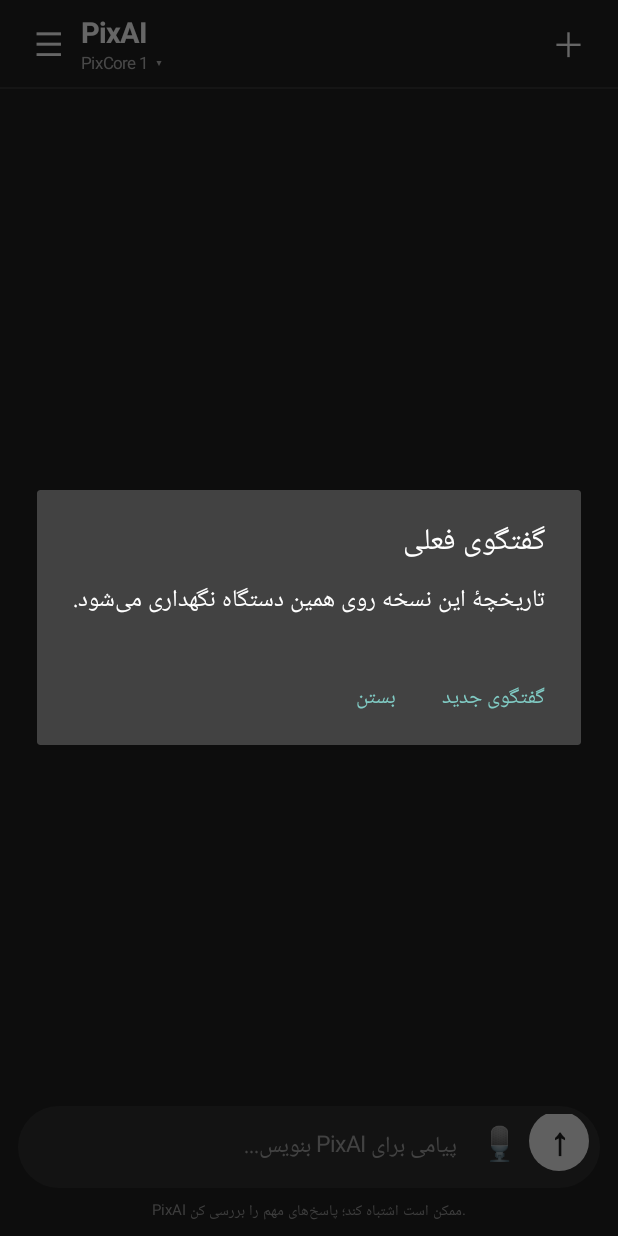
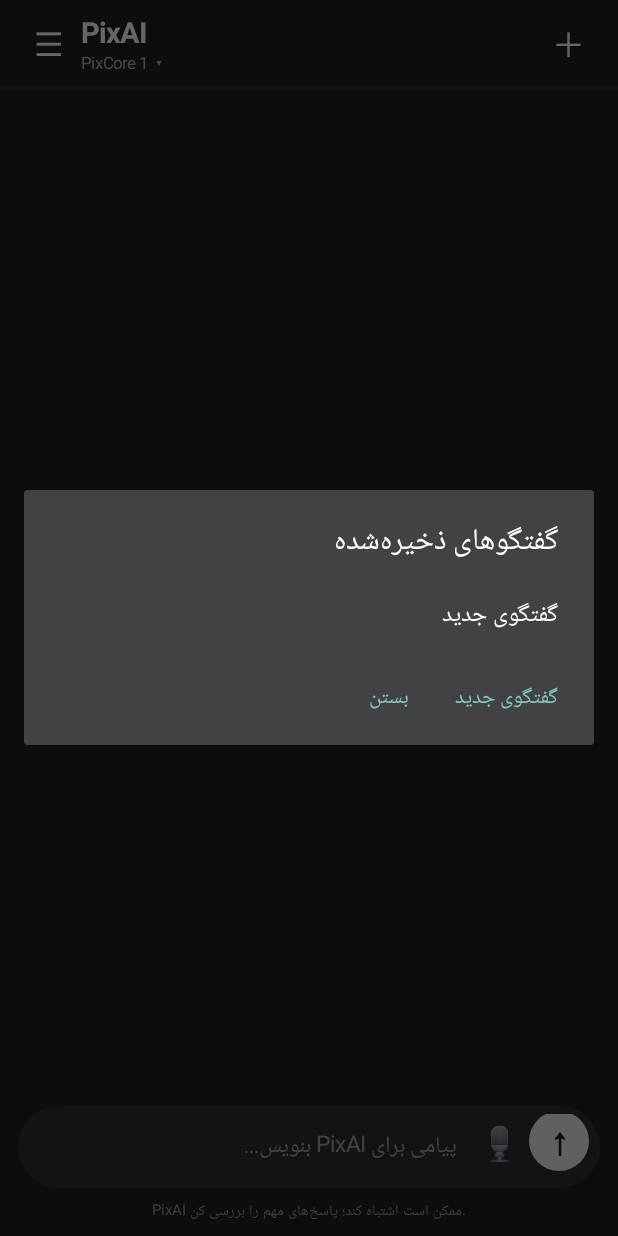
Before and after one commit to kourosh139672-ui/aipix, an Android app: the screen it shows after launch (MainActivity), after a tap on an icon or button, on a phone screen of 412 x 824 dp. Run offline under Robolectric (Android 15) with nearby library versions, the phone set to English and light mode, and no system bars.

Commit message:
Fix persistent multi-conversation chat history

```diff
--- a/android/app/src/main/java/com/pixai/app/MainActivity.java
+++ b/android/app/src/main/java/com/pixai/app/MainActivity.java
@@ -37,6 +37,8 @@ public class MainActivity extends Activity {
     private static final String SYSTEM = "تو PixAI هستی، دستیار فارسی‌زبان PixCore 1. به فارسی روان، دقیق و طبیعی پاسخ بده. از تاریخچه همین گفتگو استفاده کن. اگر ابزاری در دسترس نیست، صادقانه بگو و ادعای موفقیت نکن.";
     private final ExecutorService executor = Executors.newSingleThreadExecutor();
     private final ArrayList<JSONObject> history = new ArrayList<>();
+    private final ArrayList<JSONObject> conversations = new ArrayList<>();
+    private String currentConversationId;
     private String clientId;
     private LinearLayout root, messageList;
     private ScrollView scroll;
@@ -387,18 +389,43 @@ public class MainActivity extends Activity {
 
     private void newChat() {
         if (busy) return;
+        saveHistory();
+        currentConversationId = UUID.randomUUID().toString();
         history.clear();
-        saveHistory();
+        getPreferences(0).edit().putString("current_conversation", currentConversationId).apply();
         renderHistory();
     }
 
     private void showHistory() {
-        new AlertDialog.Builder(this)
-                .setTitle("گفتگوی فعلی")
-                .setMessage("تاریخچهٔ این نسخه روی همین دستگاه نگهداری می‌شود.")
+        if (conversations.isEmpty()) {
+            new AlertDialog.Builder(this).setTitle("گفتگوهای ذخیره‌شده")
+                    .setMessage("هنوز گفتگویی ذخیره نشده است.")
+                    .setPositiveButton("گفتگوی جدید", (d, w) -> newChat())
+                    .setNegativeButton("بستن", null).show();
+            return;
+        }
+        String[] titles = new String[conversations.size()];
+        for (int i = 0; i < conversations.size(); i++) {
+            titles[i] = conversations.get(i).optString("title", "گفتگوی بدون عنوان");
+        }
+        new AlertDialog.Builder(this).setTitle("گفتگوهای ذخیره‌شده")
+                .setItems(titles, (dialog, which) -> {
+                    try {
+                        JSONObject selected = conversations.get(which);
+                        currentConversationId = selected.optString("id");
+                        history.clear();
+                        JSONArray messages = selected.optJSONArray("messages");
+                        if (messages != null) {
+                            for (int i = 0; i < messages.length(); i++) history.add(messages.getJSONObject(i));
+                        }
+                        getPreferences(0).edit().putString("current_conversation", currentConversationId).apply();
+                        renderHistory();
+                    } catch (Exception e) {
+                        Toast.makeText(this, "بارگذاری گفتگو انجام نشد.", Toast.LENGTH_SHORT).show();
+                    }
+                })
                 .setPositiveButton("گفتگوی جدید", (d, w) -> newChat())
-                .setNegativeButton("بستن", null)
-                .show();
+                .setNegativeButton("بستن", null).show();
     }
 
     private void startVoice() {
@@ -423,15 +450,74 @@ public class MainActivity extends Activity {
 
     private void restoreHistory() {
         try {
-            JSONArray saved = new JSONArray(getPreferences(0).getString("history", "[]"));
-            for (int i = 0; i < saved.length(); i++) history.add(saved.getJSONObject(i));
+            String stored = getPreferences(0).getString("conversations", "");
+            if (!stored.isEmpty()) {
+                JSONArray all = new JSONArray(stored);
+                for (int i = 0; i < all.length(); i++) conversations.add(all.getJSONObject(i));
+            }
+            currentConversationId = getPreferences(0).getString("current_conversation", "");
+            if (currentConversationId.isEmpty()) currentConversationId = UUID.randomUUID().toString();
+
+            JSONObject active = findConversation(currentConversationId);
+            if (active == null) {
+                JSONArray legacy = new JSONArray(getPreferences(0).getString("history", "[]"));
+                if (legacy.length() > 0) {
+                    active = new JSONObject().put("id", currentConversationId)
+                            .put("title", legacy.optJSONObject(0) == null ? "گفتگوی قبلی" :
+                                    legacy.optJSONObject(0).optString("content", "گفتگوی قبلی"))
+                            .put("messages", legacy);
+                    conversations.add(active);
+                } else {
+                    active = new JSONObject().put("id", currentConversationId)
+                            .put("title", "گفتگوی جدید").put("messages", new JSONArray());
+                    conversations.add(active);
+                }
+            }
+            JSONArray messages = active.optJSONArray("messages");
+            if (messages != null) for (int i = 0; i < messages.length(); i++) history.add(messages.getJSONObject(i));
+            getPreferences(0).edit().putString("current_conversation", currentConversationId).apply();
+            persistConversations();
+        } catch (Exception ignored) {
+            if (currentConversationId == null || currentConversationId.isEmpty()) currentConversationId = UUID.randomUUID().toString();
+        }
+    }
+
+    private JSONObject findConversation(String id) {
+        for (JSONObject item : conversations) if (id.equals(item.optString("id"))) return item;
+        return null;
+    }
+
+    private void saveHistory() {
+        try {
+            JSONObject active = findConversation(currentConversationId);
+            if (active == null) {
+                active = new JSONObject().put("id", currentConversationId)
+                        .put("title", "گفتگوی جدید").put("messages", new JSONArray());
+                conversations.add(0, active);
+            }
+            JSONArray messages = new JSONArray();
+            for (JSONObject item : history) messages.put(item);
+            String title = "گفتگوی جدید";
+            for (JSONObject item : history) {
+                if ("user".equals(item.optString("role"))) {
+                    title = item.optString("content", "گفتگوی جدید");
+                    if (title.length() > 42) title = title.substring(0, 42) + "…";
+                    break;
+                }
+            }
+            active.put("title", title);
+            active.put("messages", messages);
+            persistConversations();
         } catch (Exception ignored) {}
     }
 
-    private void saveHistory() {
-        JSONArray saved = new JSONArray();
-        for (JSONObject item : history) saved.put(item);
-        getPreferences(0).edit().putString("history", saved.toString()).apply();
+    private void persistConversations() {
+        JSONArray all = new JSONArray();
+        for (JSONObject item : conversations) all.put(item);
+        getPreferences(0).edit()
+                .putString("conversations", all.toString())
+                .putString("current_conversation", currentConversationId)
+                .apply();
     }
 
     private String safe(Exception error) {
```
